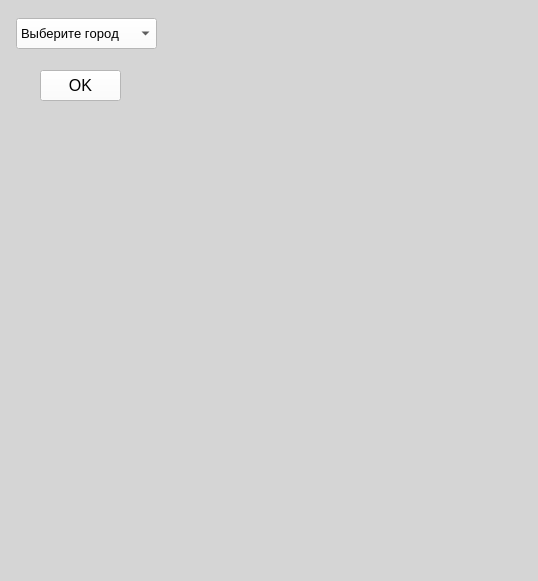
Old version of the form w_vidget.ui in the repository Maria173/weather_app.
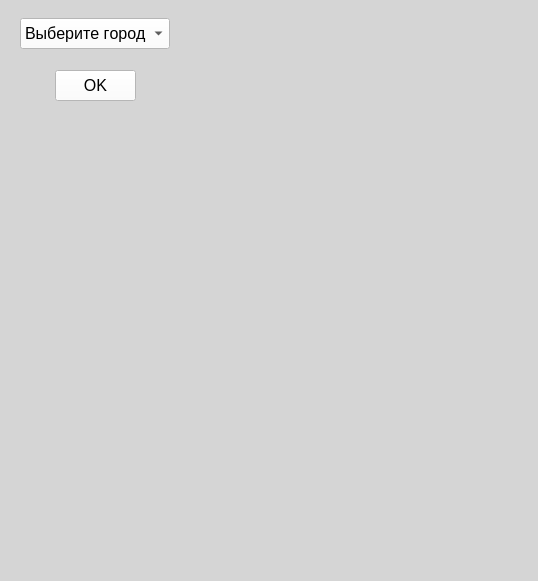
New version of the form.

```diff
--- a/w_vidget.ui
+++ b/w_vidget.ui
@@ -22,7 +22,7 @@
      <rect>
       <x>20</x>
       <y>380</y>
-      <width>561</width>
+      <width>500</width>
       <height>151</height>
      </rect>
     </property>
@@ -48,7 +48,7 @@
     <property name="geometry">
      <rect>
       <x>170</x>
-      <y>130</y>
+      <y>150</y>
       <width>201</width>
       <height>201</height>
      </rect>
@@ -60,7 +60,7 @@
    <widget class="QPushButton" name="btn">
     <property name="geometry">
      <rect>
-      <x>40</x>
+      <x>55</x>
       <y>70</y>
       <width>81</width>
       <height>31</height>
@@ -85,16 +85,16 @@
    <widget class="QComboBox" name="citylist">
     <property name="geometry">
      <rect>
-      <x>16</x>
+      <x>20</x>
       <y>18</y>
-      <width>141</width>
+      <width>150</width>
       <height>31</height>
      </rect>
     </property>
     <property name="font">
      <font>
       <family>Arial</family>
-      <pointsize>10</pointsize>
+      <pointsize>12</pointsize>
       <weight>50</weight>
       <italic>false</italic>
       <bold>false</bold>
@@ -177,7 +177,7 @@
    <widget class="QLabel" name="temperature">
     <property name="geometry">
      <rect>
-      <x>220</x>
+      <x>245</x>
       <y>30</y>
       <width>121</width>
       <height>71</height>
@@ -186,8 +186,9 @@
     <property name="font">
      <font>
       <family>Arial</family>
-      <pointsize>16</pointsize>
+      <pointsize>20</pointsize>
       <italic>false</italic>
+      <bold>true</bold>
      </font>
     </property>
     <property name="text">
```
Left out of the diff: 4 changed lines with no effect on the pictures.
